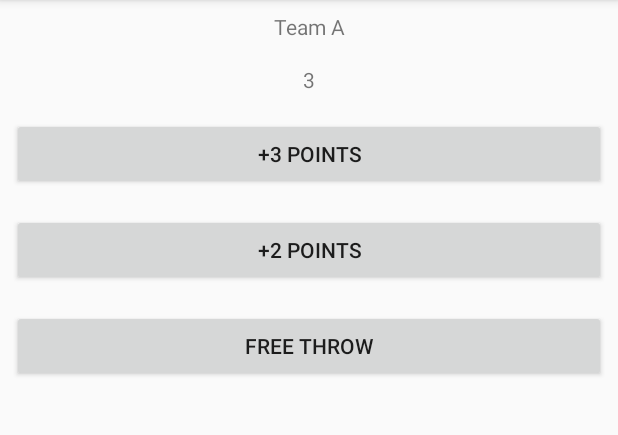
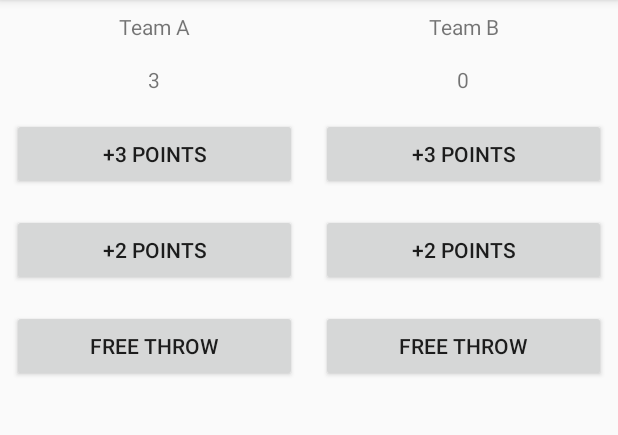
Before and after one commit to MoyaCar/ScoreCourt, an Android app: the screen it shows after launch (MainActivity), after a tap on "+3 POINTS", on a phone screen of 412 x 824 dp, the part 84-519 px from its top. Run offline under Robolectric (Android 15) with nearby library versions, the phone set to English and light mode, and no system bars.

Commit message:
New Team Counter Added!

```diff
--- a/app/src/main/java/com/syntax/courtcounter/MainActivity.java
+++ b/app/src/main/java/com/syntax/courtcounter/MainActivity.java
@@ -6,28 +6,54 @@ import android.view.View;
 import android.widget.TextView;
 
 public class MainActivity extends AppCompatActivity {
-int score = 0;
+    int score = 0;
+    int scoreB = 0;
+
     @Override
     protected void onCreate(Bundle savedInstanceState) {
         super.onCreate(savedInstanceState);
         setContentView(R.layout.activity_main);
     }
 
-    public void triple(View view){
+    public void triple(View view) {
         score = score + 3;
         actualizarResultado(score);
-        }
-    public void doubles(View view){
+    }
+
+    public void doubles(View view) {
         score = score + 2;
         actualizarResultado(score);
     }
-    public void FreeShot(View view){
+
+    public void FreeShot(View view) {
         score = score + 1;
         actualizarResultado(score);
     }
 
-    public void actualizarResultado(int tantos){
-        TextView Contador= findViewById(R.id.Contador_de_puntos_view);
+    public void actualizarResultado(int tantos) {
+        TextView Contador = findViewById(R.id.Contador_de_puntos_equipoA_view);
+        Contador.setText("" + tantos);
+    }
+
+    //contador para equipo B
+
+    public void tripleB(View view) {
+        scoreB = scoreB + 3;
+        actualizarResultadoB(scoreB);
+    }
+
+    public void doublesB(View view) {
+        scoreB = scoreB + 2;
+        actualizarResultadoB(scoreB);
+    }
+
+    public void FreeShotB(View view) {
+        scoreB = scoreB + 1;
+        actualizarResultadoB(scoreB);
+    }
+
+    public void actualizarResultadoB(int tantos) {
+        TextView Contador = findViewById(R.id.Contador_de_puntos_equipoB_view);
         Contador.setText("" + tantos);
     }
 
--- a/app/src/main/res/layout/activity_main.xml
+++ b/app/src/main/res/layout/activity_main.xml
@@ -1,10 +1,19 @@
 <?xml version="1.0" encoding="utf-8"?>
+
+
 <LinearLayout xmlns:android="http://schemas.android.com/apk/res/android"
     xmlns:tools="http://schemas.android.com/tools"
     android:layout_width="match_parent"
     android:layout_height="match_parent"
-    android:orientation="vertical"
+    android:orientation="horizontal"
     tools:context=".MainActivity">
+
+    <LinearLayout
+        android:layout_width="0dp"
+        android:layout_height="wrap_content"
+        android:layout_weight="1"
+
+        android:orientation="vertical">
 
         <TextView
             android:layout_width="match_parent"
@@ -14,7 +23,7 @@
             android:text="Team A" />
 
         <TextView
-        android:id="@+id/Contador_de_puntos_view"
+            android:id="@+id/Contador_de_puntos_equipoA_view"
             android:layout_width="match_parent"
             android:layout_height="wrap_content"
             android:gravity="center"
@@ -24,20 +33,66 @@
         <Button
             android:layout_width="match_parent"
             android:layout_height="wrap_content"
-        android:text="+3 Points"
             android:layout_margin="8dp"
-        android:onClick="triple"/>
+            android:onClick="triple"
+            android:text="+3 Points" />
+
         <Button
             android:layout_width="match_parent"
             android:layout_height="wrap_content"
-        android:text="+2 Points"
             android:layout_margin="8dp"
-        android:onClick="doubles"/>
+            android:onClick="doubles"
+            android:text="+2 Points" />
+
         <Button
             android:layout_width="match_parent"
             android:layout_height="wrap_content"
-        android:text="Free Throw"
             android:layout_margin="8dp"
-        android:onClick="FreeShot"/>
+            android:onClick="FreeShot"
+            android:text="Free Throw" />
+    </LinearLayout>
+
+    <LinearLayout
+        android:layout_width="0dp"
+        android:layout_height="wrap_content"
+        android:layout_weight="1"
+        android:orientation="vertical">
+
+        <TextView
+            android:layout_width="match_parent"
+            android:layout_height="wrap_content"
+            android:gravity="center"
+            android:padding="8sp"
+            android:text="Team B" />
+
+        <TextView
+            android:id="@+id/Contador_de_puntos_equipoB_view"
+            android:layout_width="match_parent"
+            android:layout_height="wrap_content"
+            android:gravity="center"
+            android:padding="8sp"
+            android:text="0" />
+
+        <Button
+            android:layout_width="match_parent"
+            android:layout_height="wrap_content"
+            android:layout_margin="8dp"
+            android:onClick="tripleB"
+            android:text="+3 Points" />
+
+        <Button
+            android:layout_width="match_parent"
+            android:layout_height="wrap_content"
+            android:layout_margin="8dp"
+            android:onClick="doublesB"
+            android:text="+2 Points" />
+
+        <Button
+            android:layout_width="match_parent"
+            android:layout_height="wrap_content"
+            android:layout_margin="8dp"
+            android:onClick="FreeShotB"
+            android:text="Free Throw" />
+    </LinearLayout>
 
 </LinearLayout>
```
Lines whose indentation alone changed are shown as unchanged.
